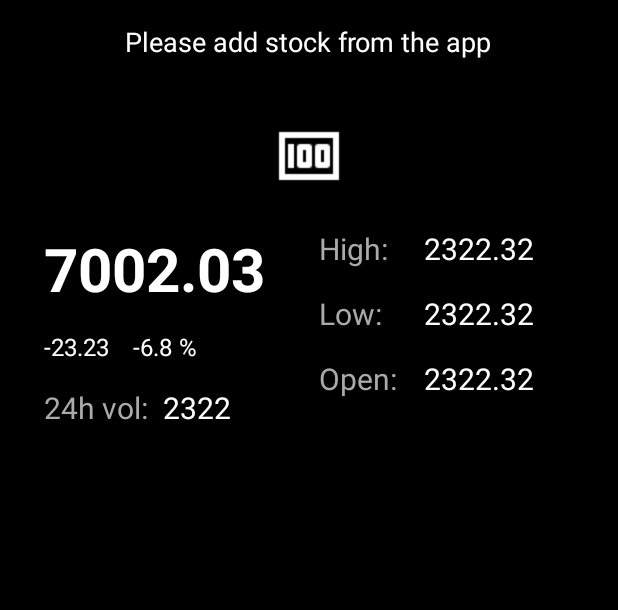
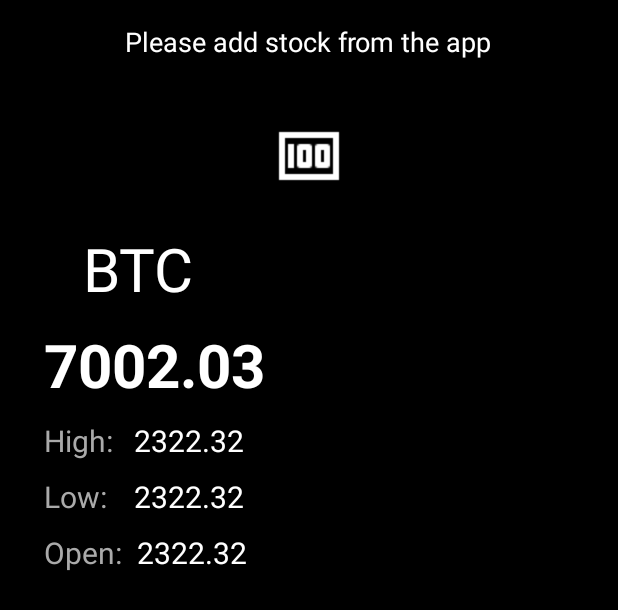
Before and after one commit to lpelczar/P16_Udacity_CryptoTracker, an Android app: the layout widget_stock.xml on its own in the app's theme, with its tools: preview values and no code run, on a phone screen of 412 x 824 dp. Shown: the top 610 px of the screen. Run offline under Robolectric (Android 15) with nearby library versions, the phone set to English and light mode, and no system bars.

Commit message:
Fix widget

```diff
--- a/app/src/main/java/com/udacity/lukasz/stocktracker/widget/StockWidgetProvider.java
+++ b/app/src/main/java/com/udacity/lukasz/stocktracker/widget/StockWidgetProvider.java
@@ -28,13 +28,11 @@ public class StockWidgetProvider extends AppWidgetProvider {
         views.setViewVisibility(R.id.widget_starter_text, View.GONE);
         views.setViewVisibility(R.id.widget_starter_image, View.GONE);
 
+        views.setTextViewText(R.id.name_tv, stock.getName());
         views.setTextViewText(R.id.price_tv, String.format(Locale.getDefault(), "%.2f", stock.getPrice()));
         views.setTextViewText(R.id.high_tv, String.format(Locale.getDefault(), "%.2f", stock.getHigh()));
         views.setTextViewText(R.id.low_tv, String.format(Locale.getDefault(), "%.2f", stock.getLow()));
         views.setTextViewText(R.id.open_tv, String.format(Locale.getDefault(), "%.2f", stock.getOpen()));
-        views.setTextViewText(R.id.change24_tv, String.format(Locale.getDefault(), "%.2f", stock.getChange24h()));
-        views.setTextViewText(R.id.change_percent_tv, String.format(Locale.getDefault(), "%.2f", stock.getChange24hPercent()));
-        views.setTextViewText(R.id.volume_24h_tv, String.format(Locale.getDefault(), "%.2f", stock.getVolume24h()));
 
         Intent intent = new Intent(context, MainActivity.class);
         PendingIntent pendingIntent = PendingIntent.getActivity(context, 0, intent, 0);
--- a/app/src/main/res/layout/widget_stock.xml
+++ b/app/src/main/res/layout/widget_stock.xml
@@ -26,143 +26,100 @@
         android:src="@drawable/baseline_money_white_24dp"
         android:contentDescription="@string/widget_starting_image" />
 
-    <android.support.constraint.ConstraintLayout xmlns:android="http://schemas.android.com/apk/res/android"
-        xmlns:app="http://schemas.android.com/apk/res-auto"
-        xmlns:tools="http://schemas.android.com/tools"
+    <RelativeLayout
+        android:orientation="vertical"
         android:layout_width="match_parent"
         android:layout_height="match_parent"
         android:background="@android:color/black">
+
+        <TextView
+            android:id="@+id/name_tv"
+            android:layout_width="wrap_content"
+            android:layout_height="wrap_content"
+            android:layout_marginStart="50dp"
+            android:layout_marginTop="24dp"
+            android:textColor="@android:color/white"
+            android:textSize="40sp"
+            tools:text="BTC" />
 
         <TextView
             android:id="@+id/price_tv"
             android:layout_width="wrap_content"
             android:layout_height="wrap_content"
             android:layout_marginStart="24dp"
-            android:layout_marginTop="24dp"
+            android:layout_marginTop="10dp"
             android:textColor="@android:color/white"
             android:textSize="40sp"
             android:textStyle="bold"
-            app:layout_constraintStart_toStartOf="parent"
-            app:layout_constraintTop_toTopOf="parent"
+            android:layout_below="@id/name_tv"
             tools:text="7002.03" />
 
         <TextView
             android:id="@+id/high_label"
-            android:layout_width="0dp"
+            android:layout_width="wrap_content"
             android:layout_height="wrap_content"
-            android:layout_marginStart="36dp"
-            android:layout_marginTop="24dp"
+            android:layout_marginStart="24dp"
+            android:layout_marginTop="10dp"
             android:text="@string/high"
             android:textColor="@android:color/darker_gray"
             android:textSize="20sp"
-            app:layout_constraintStart_toEndOf="@+id/price_tv"
-            app:layout_constraintTop_toTopOf="parent" />
+            android:layout_below="@id/price_tv"/>
 
         <TextView
             android:id="@+id/low_label"
-            android:layout_width="0dp"
+            android:layout_width="wrap_content"
             android:layout_height="wrap_content"
-            android:layout_marginStart="36dp"
-            android:layout_marginTop="16dp"
+            android:layout_marginStart="24dp"
+            android:layout_marginTop="10dp"
             android:text="@string/low"
             android:textColor="@android:color/darker_gray"
             android:textSize="20sp"
-            app:layout_constraintStart_toEndOf="@+id/price_tv"
-            app:layout_constraintTop_toBottomOf="@+id/high_label" />
+            android:layout_below="@id/high_label"/>
 
         <TextView
             android:id="@+id/open_label"
-            android:layout_width="0dp"
+            android:layout_width="wrap_content"
             android:layout_height="wrap_content"
-            android:layout_marginStart="36dp"
-            android:layout_marginTop="16dp"
+            android:layout_marginStart="24dp"
+            android:layout_marginTop="10dp"
             android:text="@string/open"
             android:textColor="@android:color/darker_gray"
             android:textSize="20sp"
-            app:layout_constraintStart_toEndOf="@+id/price_tv"
-            app:layout_constraintTop_toBottomOf="@id/low_label" />
+            android:layout_below="@id/low_label"/>
 
         <TextView
             android:id="@+id/high_tv"
-            android:layout_width="0dp"
+            android:layout_width="wrap_content"
             android:layout_height="wrap_content"
-            android:layout_marginStart="24dp"
-            android:layout_marginTop="24dp"
+            android:layout_marginStart="14dp"
             android:textColor="@android:color/white"
             android:textSize="20sp"
             tools:text="2322.32"
-            app:layout_constraintStart_toEndOf="@+id/high_label"
-            app:layout_constraintTop_toTopOf="parent" />
+            android:layout_alignTop="@id/high_label"
+            android:layout_toEndOf="@id/high_label"/>
 
         <TextView
             android:id="@+id/low_tv"
-            android:layout_width="0dp"
+            android:layout_width="wrap_content"
             android:layout_height="wrap_content"
-            android:layout_marginTop="16dp"
             android:textColor="@android:color/white"
             android:textSize="20sp"
-            app:layout_constraintStart_toStartOf="@+id/high_tv"
-            app:layout_constraintTop_toBottomOf="@+id/high_tv"
+            android:layout_marginStart="18dp"
+            android:layout_alignTop="@id/low_label"
+            android:layout_toEndOf="@id/low_label"
             tools:text="2322.32" />
 
         <TextView
             android:id="@+id/open_tv"
-            android:layout_width="0dp"
+            android:layout_width="wrap_content"
             android:layout_height="wrap_content"
-            android:layout_marginTop="16dp"
             android:textColor="@android:color/white"
             android:textSize="20sp"
-            app:layout_constraintStart_toStartOf="@+id/high_tv"
-            app:layout_constraintTop_toBottomOf="@+id/low_tv"
+            android:layout_marginStart="10dp"
+            android:layout_alignTop="@id/open_label"
+            android:layout_toEndOf="@id/open_label"
             tools:text="2322.32" />
 
-        <TextView
-            android:id="@+id/change24_tv"
-            android:layout_width="wrap_content"
-            android:layout_height="wrap_content"
-            android:layout_marginStart="24dp"
-            android:layout_marginTop="14dp"
-            android:textColor="@android:color/white"
-            android:textSize="16sp"
-            app:layout_constraintStart_toStartOf="parent"
-            app:layout_constraintTop_toBottomOf="@+id/price_tv"
-            tools:text="-23.23" />
-
-        <TextView
-            android:id="@+id/change_percent_tv"
-            android:layout_width="wrap_content"
-            android:layout_height="wrap_content"
-            android:layout_marginStart="16dp"
-            android:layout_marginTop="14dp"
-            android:textColor="@android:color/white"
-            android:textSize="16sp"
-            app:layout_constraintStart_toEndOf="@+id/change24_tv"
-            app:layout_constraintTop_toBottomOf="@+id/price_tv"
-            tools:text="-6.8 %" />
-
-        <TextView
-            android:id="@+id/volume_24h_label"
-            android:layout_width="wrap_content"
-            android:layout_height="wrap_content"
-            android:layout_marginStart="24dp"
-            android:layout_marginTop="16dp"
-            android:text="@string/_24h_volume"
-            android:textColor="@android:color/darker_gray"
-            android:textSize="20sp"
-            app:layout_constraintStart_toStartOf="parent"
-            app:layout_constraintTop_toBottomOf="@+id/change_percent_tv" />
-
-        <TextView
-            android:id="@+id/volume_24h_tv"
-            android:layout_width="0dp"
-            android:layout_height="wrap_content"
-            android:layout_marginStart="10dp"
-            android:textColor="@android:color/white"
-            android:textSize="20sp"
-            app:layout_constraintStart_toEndOf="@+id/volume_24h_label"
-            app:layout_constraintTop_toTopOf="@+id/volume_24h_label"
-            tools:text="2322" />
-
-    </android.support.constraint.ConstraintLayout>
+    </RelativeLayout>
 
 </LinearLayout>
```
